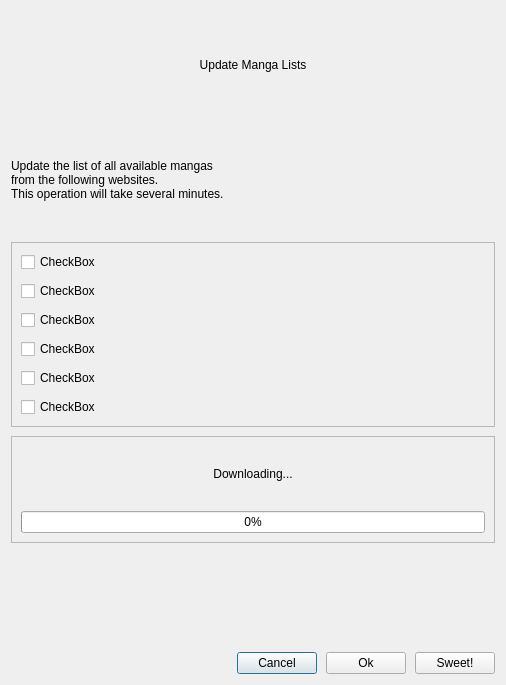
Above: widgets/updatemangalistsdialog.ui from Rain92/UltimateMangaReader before the change. Below: the same form after it.
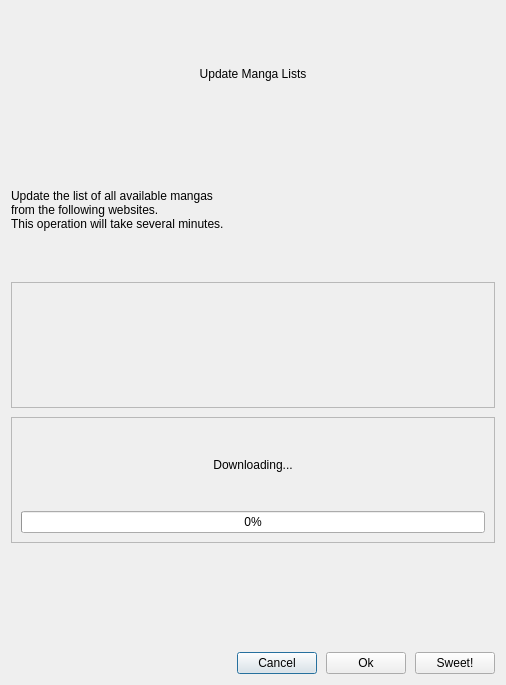
That is the form after the change.

Patch:
```diff
--- a/widgets/updatemangalistsdialog.ui
+++ b/widgets/updatemangalistsdialog.ui
@@ -60,48 +60,6 @@
       <property name="spacing">
        <number>9</number>
       </property>
-      <item>
-       <widget class="QCheckBox" name="checkBox">
-        <property name="text">
-         <string>CheckBox</string>
-        </property>
-       </widget>
-      </item>
-      <item>
-       <widget class="QCheckBox" name="checkBox_2">
-        <property name="text">
-         <string>CheckBox</string>
-        </property>
-       </widget>
-      </item>
-      <item>
-       <widget class="QCheckBox" name="checkBox_3">
-        <property name="text">
-         <string>CheckBox</string>
-        </property>
-       </widget>
-      </item>
-      <item>
-       <widget class="QCheckBox" name="checkBox_4">
-        <property name="text">
-         <string>CheckBox</string>
-        </property>
-       </widget>
-      </item>
-      <item>
-       <widget class="QCheckBox" name="checkBox_5">
-        <property name="text">
-         <string>CheckBox</string>
-        </property>
-       </widget>
-      </item>
-      <item>
-       <widget class="QCheckBox" name="checkBox_6">
-        <property name="text">
-         <string>CheckBox</string>
-        </property>
-       </widget>
-      </item>
      </layout>
     </widget>
    </item>
```
